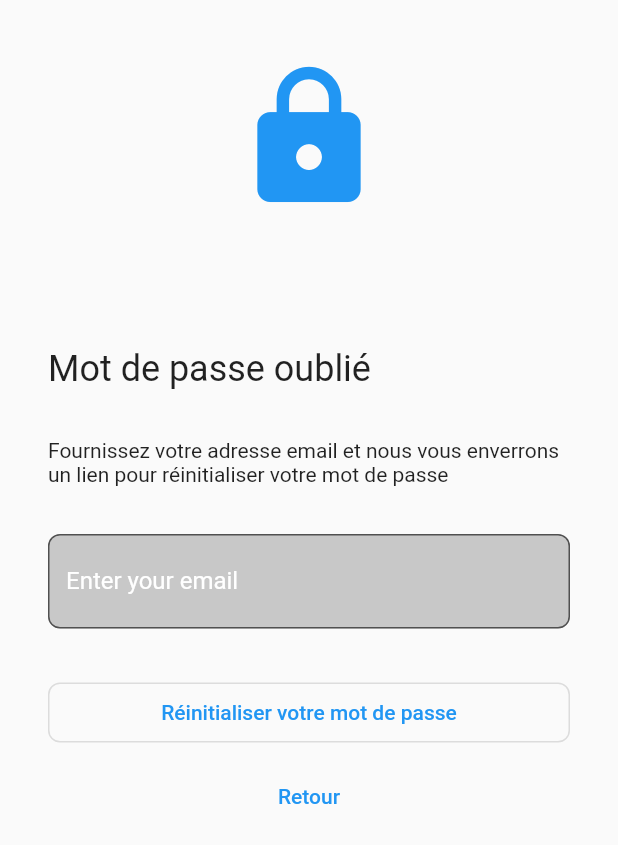
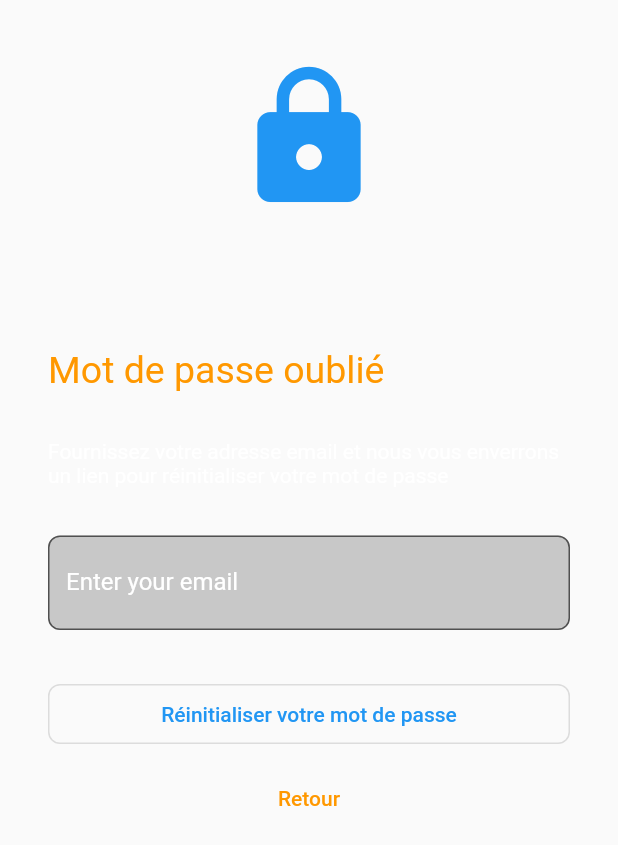
Before and after one commit to DaniyelG/flutter_login, a Flutter app: the ForgotPasswordScreen screen opened by its route, on a phone screen of 412 x 824 dp. Shown: the top 845 px of the screen. Run offline on Flutter 3.47's test engine with Material 2 defaults, Android fonts, the phone set to English and light mode, and no system bars; our stand-ins replace cloud_firestore, email_validator, firebase_auth, firebase_core, firebase_database, firebase_dynamic_links and 3 more; missing offline and left inert: desktop_webview_auth, flutter_facebook_auth, twitter_login; accounts and stored records are empty.

Commit message:
chnage forgot password view color and text button

```diff
--- a/lib/src/auth/views/forgot_password_view.dart
+++ b/lib/src/auth/views/forgot_password_view.dart
@@ -66,11 +66,11 @@ class _ForgotPasswordViewState extends State<ForgotPasswordView> {
         mainAxisSize: MainAxisSize.min,
         crossAxisAlignment: CrossAxisAlignment.stretch,
         children: [
-          Title(text: l.forgotPasswordViewTitle),
+          Text(l.forgotPasswordViewTitle, style: TextStyle(color: Colors.orange, fontSize: 25)),
           if (!emailSent) ...[
             spacer,
             widget.subtitleBuilder?.call(context) ??
-                Text(l.forgotPasswordHintText),
+                Text(l.forgotPasswordHintText, style: TextStyle(color: Colors.white)),
           ],
           spacer,
           if (!emailSent) ...[
@@ -103,6 +103,7 @@ class _ForgotPasswordViewState extends State<ForgotPasswordView> {
           UniversalButton(
             variant: ButtonVariant.text,
             text: l.goBackButtonLabel,
+            color: Colors.orange,
             onPressed: () => Navigator.pop(context),
           ),
           if (widget.footerBuilder != null) widget.footerBuilder!(context),
```
